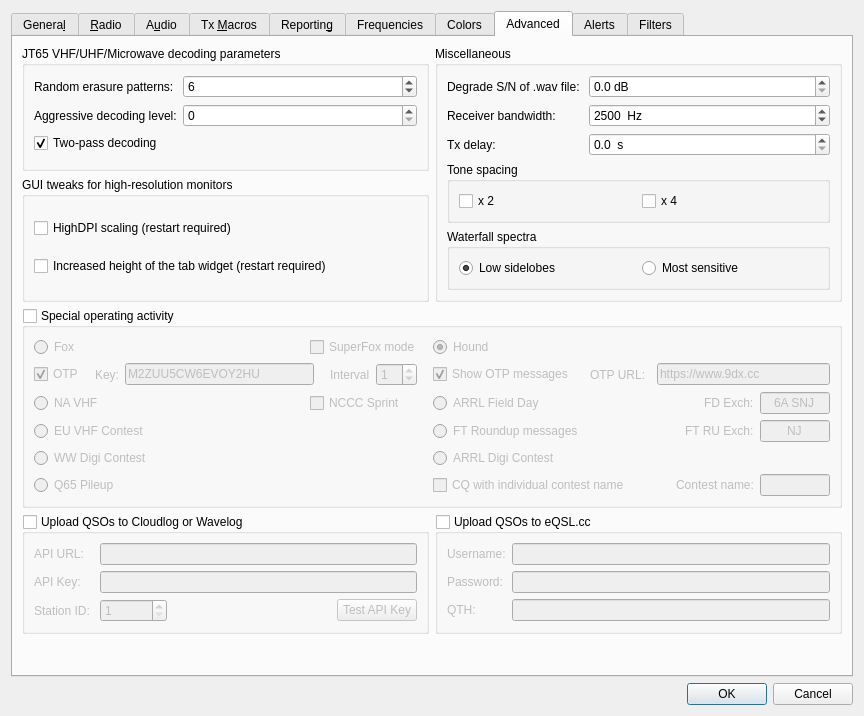
The window that Configuration.ui (WSJTX/wsjtx) describes before a commit, drawn with Qt 5.
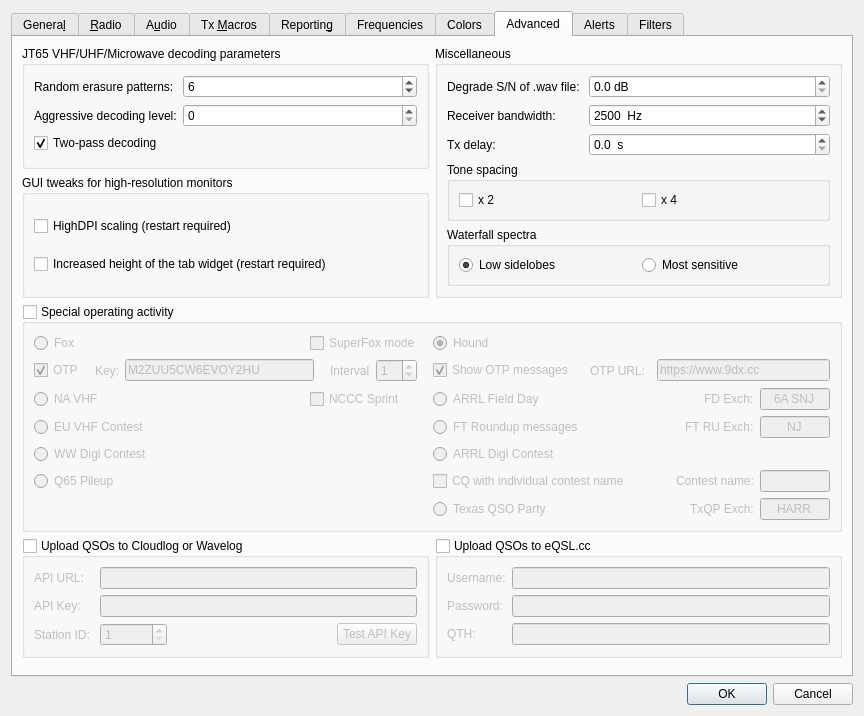
The same window after the commit. The open tabs and pages were chosen to show the change. Custom widgets are drawn as their Qt base class.

Commit message: Add Texas QSO Party (TxQP) contest mode

What changed in the file:
```diff
--- a/Configuration.ui
+++ b/Configuration.ui
@@ -3850,6 +3850,75 @@
             </item>
            </layout>
           </item>
+          <item row="6" column="3">
+           <layout class="QHBoxLayout" name="horizontalLayout_31" stretch="2,1,1">
+            <item>
+             <widget class="QRadioButton" name="rbTxQP">
+              <property name="toolTip">
+               <string>&lt;html&gt;&lt;head/&gt;&lt;body&gt;&lt;p&gt;Texas QSO Party. Exchange is a Texas county (3-5 letter abbreviation) for Texas stations, or a US state, Canadian province, or &amp;quot;DX&amp;quot; for stations outside Texas.&lt;/p&gt;&lt;/body&gt;&lt;/html&gt;</string>
+              </property>
+              <property name="accessibleName">
+               <string>Texas QSO Party</string>
+              </property>
+              <property name="text">
+               <string>Texas QSO Party</string>
+              </property>
+              <attribute name="buttonGroup">
+               <string notr="true">special_op_activity_button_group</string>
+              </attribute>
+             </widget>
+            </item>
+            <item>
+             <spacer name="horizontalSpacer_31">
+              <property name="orientation">
+               <enum>Qt::Horizontal</enum>
+              </property>
+              <property name="sizeHint" stdset="0">
+               <size>
+                <width>40</width>
+                <height>20</height>
+               </size>
+              </property>
+             </spacer>
+            </item>
+            <item>
+             <layout class="QFormLayout" name="formLayout_31">
+              <item row="0" column="0">
+               <widget class="QLabel" name="labTxQP">
+                <property name="accessibleName">
+                 <string>Texas QSO Party exchange</string>
+                </property>
+                <property name="text">
+                 <string>TxQP Exch:</string>
+                </property>
+                <property name="buddy">
+                 <cstring>TXQP_Exchange</cstring>
+                </property>
+               </widget>
+              </item>
+              <item row="0" column="1">
+               <widget class="QLineEdit" name="TXQP_Exchange">
+                <property name="minimumSize">
+                 <size>
+                  <width>70</width>
+                  <height>0</height>
+                 </size>
+                </property>
+                <property name="toolTip">
+                 <string>&lt;html&gt;&lt;head/&gt;&lt;body&gt;&lt;p&gt;Texas QSO Party. Exchange is a Texas county (3-5 letter abbreviation) for Texas stations, or a US state, Canadian province, or &amp;quot;DX&amp;quot; for stations outside Texas.&lt;/p&gt;&lt;/body&gt;&lt;/html&gt;</string>
+                </property>
+                <property name="text">
+                 <string>HARR</string>
+                </property>
+                <property name="alignment">
+                 <set>Qt::AlignCenter</set>
+                </property>
+               </widget>
+              </item>
+             </layout>
+            </item>
+           </layout>
+          </item>
           <item row="3" column="0">
            <widget class="QRadioButton" name="rbEU_VHF_Contest">
             <property name="sizePolicy">
```
Left out of the diff: 26 changed lines with no effect on the pictures. The commit also changes 6 other files.
